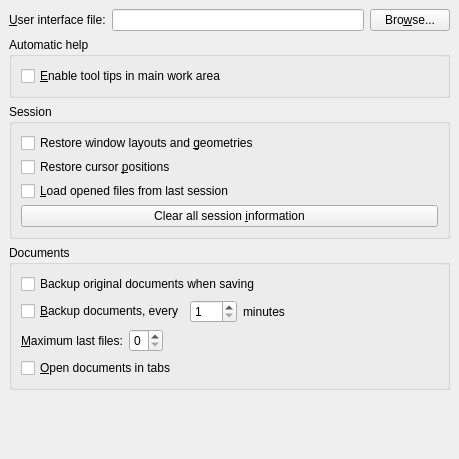
This is src/frontends/qt4/ui/PrefUi.ui in cburschka/lyx as Qt 5 draws it before an edit. The edited form follows.
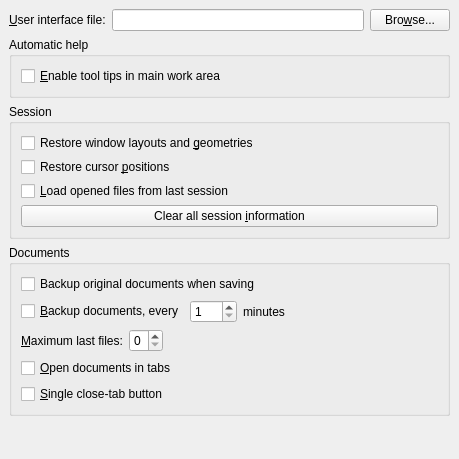
This is the edited form.

Commit message: Fix bug #5977 - Make Close button on tabs configurable http://www.mail-archive.com/lyx-devel@lists.lyx.org/msg154950.html

What changed in the file:
```diff
--- a/src/frontends/qt4/ui/PrefUi.ui
+++ b/src/frontends/qt4/ui/PrefUi.ui
@@ -185,6 +185,16 @@
         </property>
        </widget>
       </item>
+      <item row="5" column="0" >
+       <widget class="QCheckBox" name="singleCloseTabButtonCB" >
+        <property name="toolTip" >
+         <string>Whether to place close button on each tab or only one in the top left.</string>
+        </property>
+        <property name="text" >
+         <string>&amp;Single close-tab button</string>
+        </property>
+       </widget>
+      </item>
      </layout>
     </widget>
    </item>
```
The commit also changes 5 other files.
